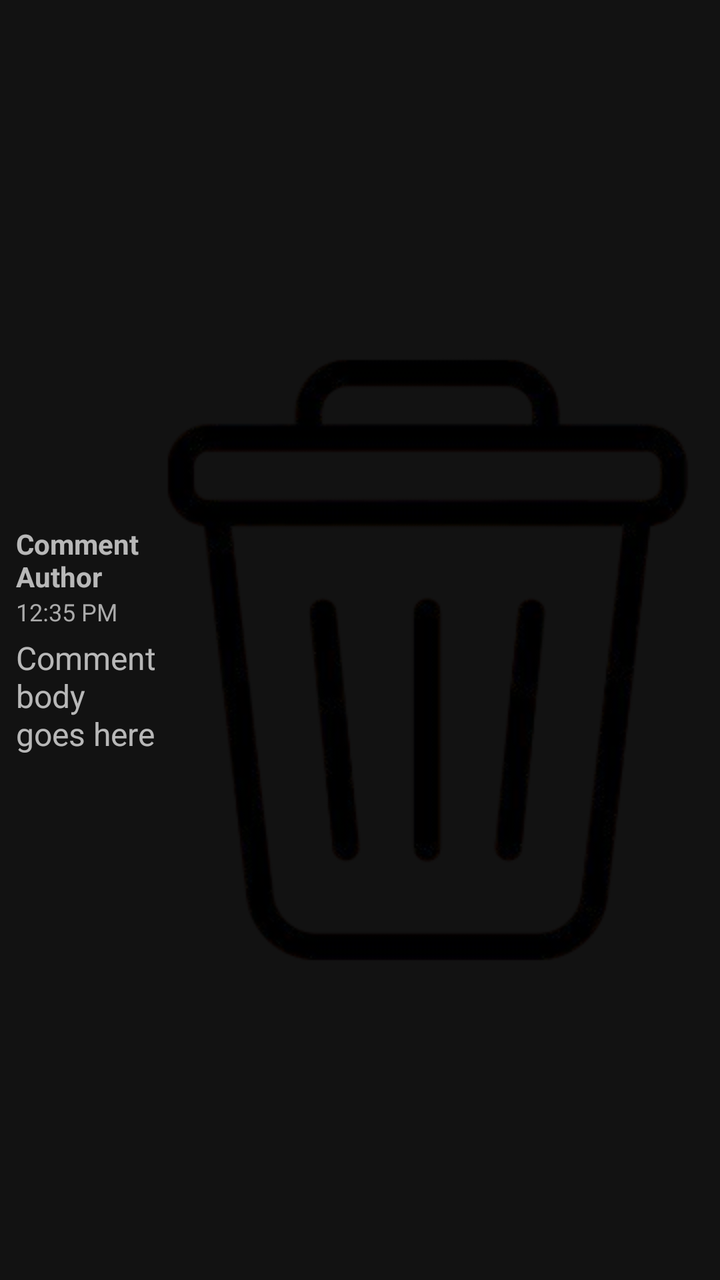
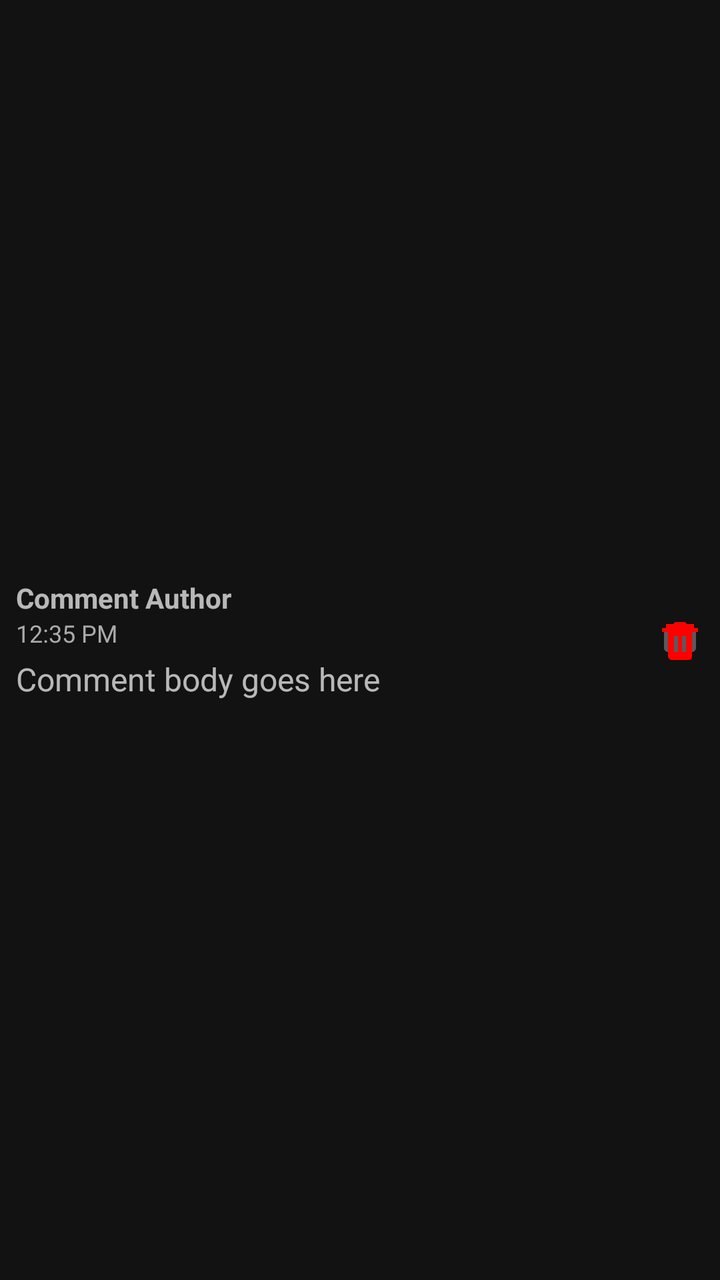

Two renders of the same Android screen: before a commit and after it. Below are the layout's source before the change and the commit's diff.
<!-- AndroidManifest.xml: application theme Theme.SafeHer -->
<!-- res/layout/comment_item.xml -->
<?xml version="1.0" encoding="utf-8"?>
<LinearLayout xmlns:android="http://schemas.android.com/apk/res/android"
    android:orientation="horizontal"
    android:padding="8dp"
    android:layout_width="match_parent"
    android:layout_height="wrap_content"
    android:gravity="center_vertical">

    <LinearLayout
        android:orientation="vertical"
        android:layout_weight="1"
        android:layout_width="0dp"
        android:layout_height="wrap_content">

        <TextView
            android:id="@+id/tvCommentAuthor"
            android:layout_width="wrap_content"
            android:layout_height="wrap_content"
            android:textStyle="bold"
            android:textSize="14sp"
            android:text="Comment Author" />

        <TextView
            android:id="@+id/tvCommentTime"
            android:layout_width="wrap_content"
            android:layout_height="wrap_content"
            android:textSize="12sp"
            android:textColor="@android:color/darker_gray"
            android:text="12:35 PM" />

        <TextView
            android:id="@+id/tvCommentBody"
            android:layout_width="match_parent"
            android:layout_height="wrap_content"
            android:textSize="16sp"
            android:paddingTop="4dp"
            android:text="Comment body goes here" />
    </LinearLayout>

    <ImageButton
        android:id="@+id/buttonDeleteComment"
        android:layout_width="wrap_content"
        android:layout_height="wrap_content"
        android:src="@drawable/ic_trash"
    android:contentDescription="delete_comment"
    android:background="?attr/selectableItemBackgroundBorderless" />
</LinearLayout>
<!-- resources referenced by this layout -->
<resources>
  <!-- drawable ic_trash: png bitmap (drawable, 34046 bytes) -->
  <style name="Theme.SafeHer" parent="Base.Theme.SafeHer" />
  <style name="Base.Theme.SafeHer" parent="Theme.MaterialComponents.NoActionBar">
          
          
      </style>
</resources>

<!-- the commit's change to res/layout/comment_item.xml (unified diff, before → after) -->
@@ -8,9 +8,9 @@
 
     <LinearLayout
         android:orientation="vertical"
-        android:layout_weight="1"
         android:layout_width="0dp"
-        android:layout_height="wrap_content">
+        android:layout_height="wrap_content"
+        android:layout_weight="1">
 
         <TextView
             android:id="@+id/tvCommentAuthor"
@@ -39,9 +39,11 @@
 
     <ImageButton
         android:id="@+id/buttonDeleteComment"
-        android:layout_width="wrap_content"
-        android:layout_height="wrap_content"
-        android:src="@drawable/ic_trash"
-    android:contentDescription="delete_comment"
-    android:background="?attr/selectableItemBackgroundBorderless" />
+        android:layout_width="24dp"
+        android:layout_height="24dp"
+        android:layout_marginStart="8dp"
+        android:layout_gravity="center_vertical"
+        android:src="@drawable/ic_red_trash"
+        android:contentDescription="delete_comment"
+         />
 </LinearLayout>
<!-- resource entries referenced after the edit -->
@@ -1,6 +1,16 @@
 <!-- resources referenced by this layout -->
 <resources>
-  <!-- drawable ic_trash: png bitmap (drawable, 34046 bytes) -->
+  <!-- drawable ic_red_trash (drawable) -->
+  <?xml version="1.0" encoding="utf-8"?>
+  <vector xmlns:android="http://schemas.android.com/apk/res/android"
+      android:width="24dp"
+      android:height="24dp"
+      android:viewportWidth="24"
+      android:viewportHeight="24">
+      <path
+          android:fillColor="#ff0000"
+          android:pathData="M3,6h18v2H3V6zM6,8v12c0,1.1 0.9,2 2,2h8c1.1,0 2,-0.9 2,-2V8H6zM9,10h2v8H9v-8zM13,10h2v8h-2v-8zM15.5,4l-1,-1h-5l-1,1H5v2h14V4h-3.5z"/>
+  </vector>
   <style name="Theme.SafeHer" parent="Base.Theme.SafeHer" />
   <style name="Base.Theme.SafeHer" parent="Theme.MaterialComponents.NoActionBar">
           
